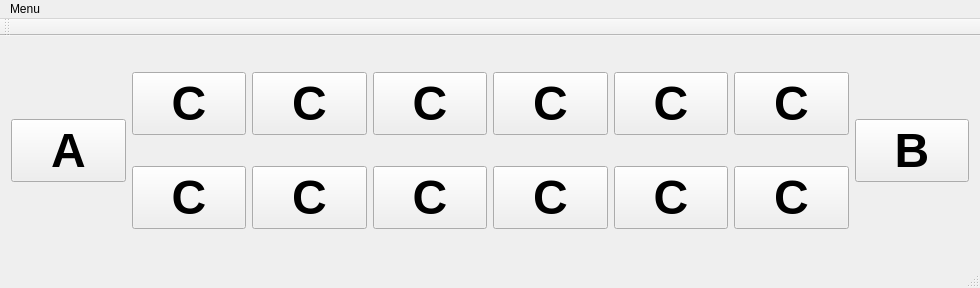
Raychill/Artificial-Intelligence-Mancala, file mainwindow.ui: the form before one commit.
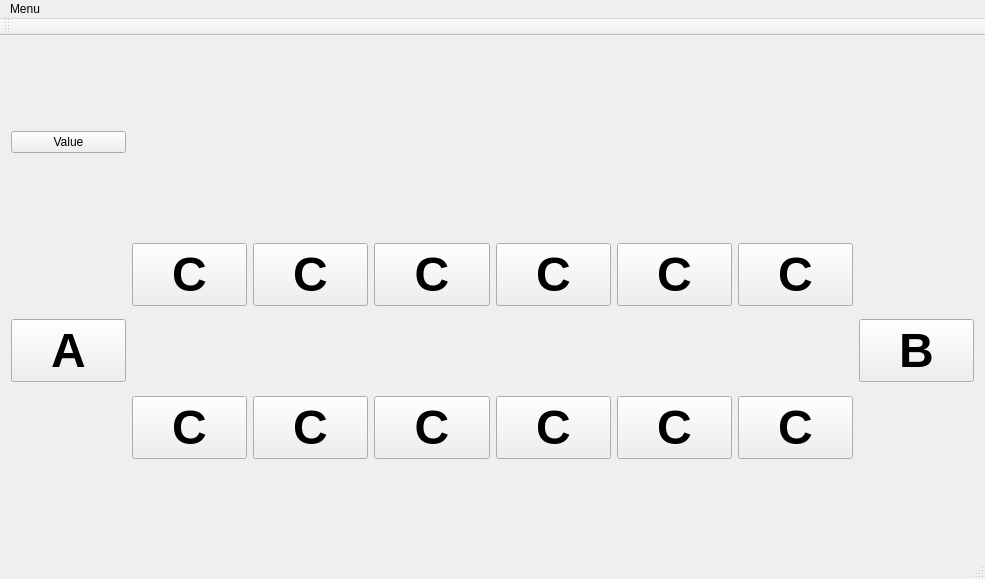
The form after the commit.

Commit message: Mock AI under testing.

```diff
--- a/mainwindow.ui
+++ b/mainwindow.ui
@@ -6,8 +6,8 @@
    <rect>
     <x>0</x>
     <y>0</y>
-    <width>980</width>
-    <height>288</height>
+    <width>985</width>
+    <height>579</height>
    </rect>
   </property>
   <property name="windowTitle">
@@ -15,7 +15,7 @@
   </property>
   <widget class="QWidget" name="centralWidget">
    <layout class="QGridLayout" name="gridLayout">
-    <item row="0" column="2">
+    <item row="1" column="2">
      <widget class="QPushButton" name="pushButton_13">
       <property name="font">
        <font>
@@ -32,92 +32,7 @@
       </attribute>
      </widget>
     </item>
-    <item row="0" column="5">
-     <widget class="QPushButton" name="pushButton_10">
-      <property name="font">
-       <font>
-        <pointsize>36</pointsize>
-        <weight>75</weight>
-        <bold>true</bold>
-       </font>
-      </property>
-      <property name="text">
-       <string>C</string>
-      </property>
-      <attribute name="buttonGroup">
-       <string notr="true">buttonGroup_2</string>
-      </attribute>
-     </widget>
-    </item>
-    <item row="0" column="1">
-     <widget class="QPushButton" name="pushButton_14">
-      <property name="font">
-       <font>
-        <pointsize>36</pointsize>
-        <weight>75</weight>
-        <bold>true</bold>
-       </font>
-      </property>
-      <property name="text">
-       <string>C</string>
-      </property>
-      <attribute name="buttonGroup">
-       <string notr="true">buttonGroup_2</string>
-      </attribute>
-     </widget>
-    </item>
-    <item row="0" column="3">
-     <widget class="QPushButton" name="pushButton_12">
-      <property name="font">
-       <font>
-        <pointsize>36</pointsize>
-        <weight>75</weight>
-        <bold>true</bold>
-       </font>
-      </property>
-      <property name="text">
-       <string>C</string>
-      </property>
-      <attribute name="buttonGroup">
-       <string notr="true">buttonGroup_2</string>
-      </attribute>
-     </widget>
-    </item>
-    <item row="0" column="6">
-     <widget class="QPushButton" name="pushButton_9">
-      <property name="font">
-       <font>
-        <pointsize>36</pointsize>
-        <weight>75</weight>
-        <bold>true</bold>
-       </font>
-      </property>
-      <property name="text">
-       <string>C</string>
-      </property>
-      <attribute name="buttonGroup">
-       <string notr="true">buttonGroup_2</string>
-      </attribute>
-     </widget>
-    </item>
-    <item row="0" column="4">
-     <widget class="QPushButton" name="pushButton_11">
-      <property name="font">
-       <font>
-        <pointsize>36</pointsize>
-        <weight>75</weight>
-        <bold>true</bold>
-       </font>
-      </property>
-      <property name="text">
-       <string>C</string>
-      </property>
-      <attribute name="buttonGroup">
-       <string notr="true">buttonGroup_2</string>
-      </attribute>
-     </widget>
-    </item>
-    <item row="0" column="7" rowspan="2">
+    <item row="1" column="8" rowspan="2">
      <widget class="QPushButton" name="pushButton_8">
       <property name="font">
        <font>
@@ -134,59 +49,8 @@
       </attribute>
      </widget>
     </item>
-    <item row="1" column="1">
-     <widget class="QPushButton" name="pushButton_2">
-      <property name="font">
-       <font>
-        <pointsize>36</pointsize>
-        <weight>75</weight>
-        <bold>true</bold>
-       </font>
-      </property>
-      <property name="text">
-       <string>C</string>
-      </property>
-      <attribute name="buttonGroup">
-       <string notr="true">buttonGroup</string>
-      </attribute>
-     </widget>
-    </item>
-    <item row="1" column="2">
-     <widget class="QPushButton" name="pushButton_3">
-      <property name="font">
-       <font>
-        <pointsize>36</pointsize>
-        <weight>75</weight>
-        <bold>true</bold>
-       </font>
-      </property>
-      <property name="text">
-       <string>C</string>
-      </property>
-      <attribute name="buttonGroup">
-       <string notr="true">buttonGroup</string>
-      </attribute>
-     </widget>
-    </item>
-    <item row="1" column="3">
-     <widget class="QPushButton" name="pushButton_4">
-      <property name="font">
-       <font>
-        <pointsize>36</pointsize>
-        <weight>75</weight>
-        <bold>true</bold>
-       </font>
-      </property>
-      <property name="text">
-       <string>C</string>
-      </property>
-      <attribute name="buttonGroup">
-       <string notr="true">buttonGroup</string>
-      </attribute>
-     </widget>
-    </item>
     <item row="1" column="6">
-     <widget class="QPushButton" name="pushButton_7">
+     <widget class="QPushButton" name="pushButton_10">
       <property name="font">
        <font>
         <pointsize>36</pointsize>
@@ -198,12 +62,29 @@
        <string>C</string>
       </property>
       <attribute name="buttonGroup">
-       <string notr="true">buttonGroup</string>
+       <string notr="true">buttonGroup_2</string>
+      </attribute>
+     </widget>
+    </item>
+    <item row="1" column="7">
+     <widget class="QPushButton" name="pushButton_9">
+      <property name="font">
+       <font>
+        <pointsize>36</pointsize>
+        <weight>75</weight>
+        <bold>true</bold>
+       </font>
+      </property>
+      <property name="text">
+       <string>C</string>
+      </property>
+      <attribute name="buttonGroup">
+       <string notr="true">buttonGroup_2</string>
       </attribute>
      </widget>
     </item>
     <item row="1" column="5">
-     <widget class="QPushButton" name="pushButton_6">
+     <widget class="QPushButton" name="pushButton_11">
       <property name="font">
        <font>
         <pointsize>36</pointsize>
@@ -215,11 +96,62 @@
        <string>C</string>
       </property>
       <attribute name="buttonGroup">
-       <string notr="true">buttonGroup</string>
+       <string notr="true">buttonGroup_2</string>
+      </attribute>
+     </widget>
+    </item>
+    <item row="1" column="1">
+     <widget class="QPushButton" name="pushButton_14">
+      <property name="font">
+       <font>
+        <pointsize>36</pointsize>
+        <weight>75</weight>
+        <bold>true</bold>
+       </font>
+      </property>
+      <property name="text">
+       <string>C</string>
+      </property>
+      <attribute name="buttonGroup">
+       <string notr="true">buttonGroup_2</string>
       </attribute>
      </widget>
     </item>
     <item row="1" column="4">
+     <widget class="QPushButton" name="pushButton_12">
+      <property name="font">
+       <font>
+        <pointsize>36</pointsize>
+        <weight>75</weight>
+        <bold>true</bold>
+       </font>
+      </property>
+      <property name="text">
+       <string>C</string>
+      </property>
+      <attribute name="buttonGroup">
+       <string notr="true">buttonGroup_2</string>
+      </attribute>
+     </widget>
+    </item>
+    <item row="2" column="6">
+     <widget class="QPushButton" name="pushButton_6">
+      <property name="font">
+       <font>
+        <pointsize>36</pointsize>
+        <weight>75</weight>
+        <bold>true</bold>
+       </font>
+      </property>
+      <property name="text">
+       <string>C</string>
+      </property>
+      <attribute name="buttonGroup">
+       <string notr="true">buttonGroup</string>
+      </attribute>
+     </widget>
+    </item>
+    <item row="2" column="5">
      <widget class="QPushButton" name="pushButton_5">
       <property name="font">
        <font>
@@ -236,7 +168,75 @@
       </attribute>
      </widget>
     </item>
-    <item row="0" column="0" rowspan="2">
+    <item row="2" column="1">
+     <widget class="QPushButton" name="pushButton_2">
+      <property name="font">
+       <font>
+        <pointsize>36</pointsize>
+        <weight>75</weight>
+        <bold>true</bold>
+       </font>
+      </property>
+      <property name="text">
+       <string>C</string>
+      </property>
+      <attribute name="buttonGroup">
+       <string notr="true">buttonGroup</string>
+      </attribute>
+     </widget>
+    </item>
+    <item row="2" column="7">
+     <widget class="QPushButton" name="pushButton_7">
+      <property name="font">
+       <font>
+        <pointsize>36</pointsize>
+        <weight>75</weight>
+        <bold>true</bold>
+       </font>
+      </property>
+      <property name="text">
+       <string>C</string>
+      </property>
+      <attribute name="buttonGroup">
+       <string notr="true">buttonGroup</string>
+      </attribute>
+     </widget>
+    </item>
+    <item row="2" column="4">
+     <widget class="QPushButton" name="pushButton_4">
+      <property name="font">
+       <font>
+        <pointsize>36</pointsize>
+        <weight>75</weight>
+        <bold>true</bold>
+       </font>
+      </property>
+      <property name="text">
+       <string>C</string>
+      </property>
+      <attribute name="buttonGroup">
+       <string notr="true">buttonGroup</string>
+      </attribute>
+     </widget>
+    </item>
+    <item row="2" column="2">
+     <widget class="QPushButton" name="pushButton_3">
+      <property name="font">
+       <font>
+        <pointsize>36</pointsize>
+        <weight>75</weight>
+        <bold>true</bold>
+       </font>
+      </property>
+      <property name="text">
+       <string>C</string>
+      </property>
+      <attribute name="buttonGroup">
+       <string notr="true">buttonGroup</string>
+      </attribute>
+     </widget>
+    </item>
+    <item row="1" column="0" rowspan="2">
      <widget class="QPushButton" name="pushButton">
       <property name="font">
        <font>
@@ -256,6 +256,13 @@
       </attribute>
      </widget>
     </item>
+    <item row="0" column="0">
+     <widget class="QPushButton" name="pushButton_15">
+      <property name="text">
+       <string>Value</string>
+      </property>
+     </widget>
+    </item>
    </layout>
   </widget>
   <widget class="QMenuBar" name="menuBar">
@@ -263,7 +270,7 @@
     <rect>
      <x>0</x>
      <y>0</y>
-     <width>980</width>
+     <width>985</width>
      <height>31</height>
     </rect>
    </property>
```
Left out of the diff: 2 changed lines with no effect on the pictures. The commit also changes 2 other files.
